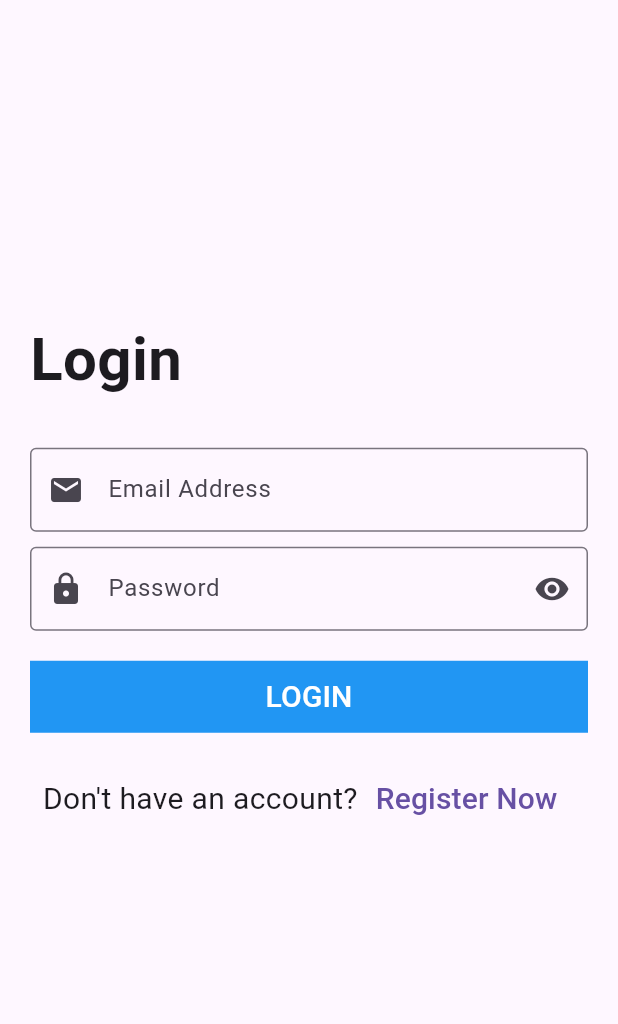
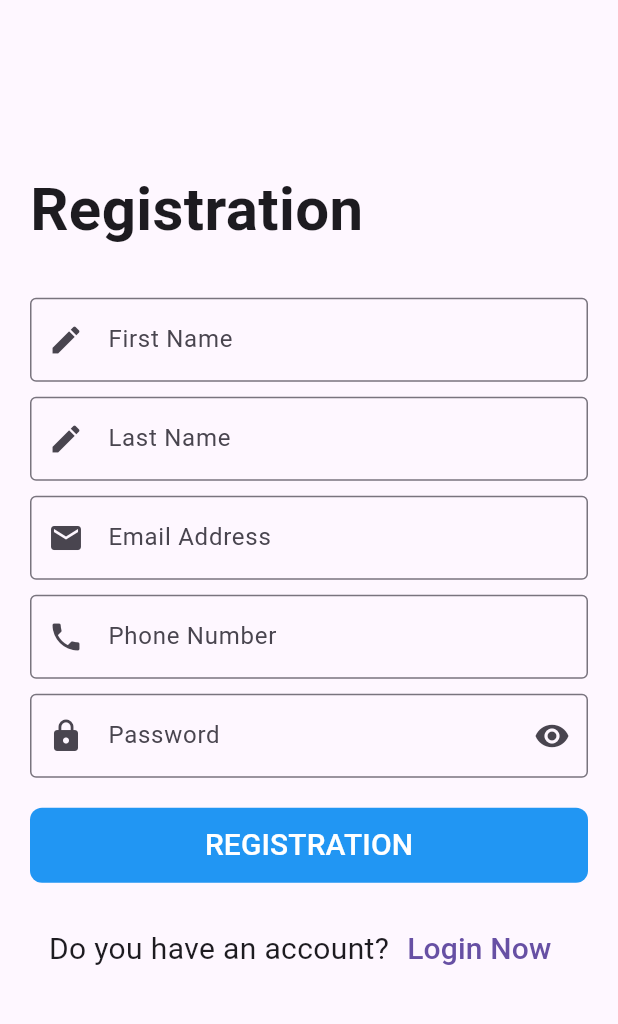
Before and after one commit to i6md/Aoun, a Flutter app: the screen it shows after launch, on a phone screen of 412 x 824 dp, the part 84-1108 px from its top. Run offline on Flutter 3.47's test engine with Material 3 defaults, Android fonts, the phone set to English and light mode, and no system bars.

Commit message:
adding reusable button + routing between log in & registration screens

```diff
--- a/lib/main.dart
+++ b/lib/main.dart
@@ -17,7 +17,7 @@ class MyApp extends StatelessWidget {
 
     return MaterialApp(
       debugShowCheckedModeBanner: false,
-      home: LoginScreen(),
+      home: RegistrationScreen(),
     );
   }
 
--- a/lib/modules/login/login_screen.dart
+++ b/lib/modules/login/login_screen.dart
@@ -1,3 +1,5 @@
+import 'package:aoun_app/modules/registration/Registration_screen.dart';
+import 'package:aoun_app/shared/components/components.dart';
 import 'package:flutter/material.dart';
 
 class LoginScreen extends StatelessWidget {
@@ -8,6 +10,7 @@ class LoginScreen extends StatelessWidget {
   Widget build(BuildContext context) {
     return Scaffold(
       appBar: AppBar(
+        automaticallyImplyLeading: false,
         title: const Text(
           'Aoun',
           style: TextStyle(
@@ -82,22 +85,14 @@ class LoginScreen extends StatelessWidget {
                 const SizedBox(
                   height: 20.0,
                 ),
-                Container(
-                  width: double.infinity,
-                  color: Colors.blue,
-                  child: MaterialButton(
-                    onPressed: (){
-                      print(emailController.text);
-                      print(passwordController.text);
-                    },
-                    child: const Text(
-                      'LOGIN',
-                      style: TextStyle(
-                        fontSize: 20.0,
-                        color: Colors.white,
-                      ),
-                    ),
-                  ),
+                defaultButton(
+                    text: 'login',
+                    function: () {
+                      print(emailController);
+                      print(passwordController);
+                    }, IsUpperCase: true,
+
+
                 ),
                 const SizedBox(
                   height: 20.0,
@@ -112,7 +107,9 @@ class LoginScreen extends StatelessWidget {
                       ),
                     ),
                     TextButton(
-                        onPressed: (){},
+                        onPressed: (){
+                          Navigator.push(context, MaterialPageRoute(builder: (context)=>RegistrationScreen()));
+                        },
                         child: const Text(
                           'Register Now',
                           style: TextStyle(
--- a/lib/modules/registration/Registration_screen.dart
+++ b/lib/modules/registration/Registration_screen.dart
@@ -1,3 +1,5 @@
+import 'package:aoun_app/modules/login/login_screen.dart';
+import 'package:aoun_app/shared/components/components.dart';
 import 'package:flutter/material.dart';
 
 class RegistrationScreen extends StatelessWidget {
@@ -11,6 +13,7 @@ class RegistrationScreen extends StatelessWidget {
   Widget build(BuildContext context) {
     return Scaffold(
       appBar: AppBar(
+        automaticallyImplyLeading: false,
         title: const Text(
           'Aoun',
           style: TextStyle(
@@ -45,7 +48,7 @@ class RegistrationScreen extends StatelessWidget {
                   decoration: const InputDecoration(
                     labelText: 'First Name',
                     prefixIcon: Icon(
-                      Icons.info,
+                      Icons.edit,
                     ),
                     border: OutlineInputBorder(),
                   ),
@@ -65,7 +68,7 @@ class RegistrationScreen extends StatelessWidget {
                   decoration: const InputDecoration(
                     labelText: 'Last Name',
                     prefixIcon: Icon(
-                      Icons.info,
+                      Icons.edit,
                     ),
                     border: OutlineInputBorder(),
                   ),
@@ -145,22 +148,16 @@ class RegistrationScreen extends StatelessWidget {
                 const SizedBox(
                   height: 20.0,
                 ),
-                Container(
-                  width: double.infinity,
-                  color: Colors.blue,
-                  child: MaterialButton(
-                    onPressed: (){
-                      print(emailController.text);
-                      print(passwordController.text);
+                defaultButton(
+                    function: (){
+                      print(FnameController);
+                      print(LnameController);
+                      print(emailController);
+                      print(passwordController);
+                      print(phoneController);
                     },
-                    child: const Text(
-                      'REGISTER',
-                      style: TextStyle(
-                        fontSize: 20.0,
-                        color: Colors.white,
-                      ),
-                    ),
-                  ),
+                    text: 'registration',
+                    IsUpperCase: true
                 ),
                 const SizedBox(
                   height: 20.0,
@@ -175,7 +172,9 @@ class RegistrationScreen extends StatelessWidget {
                       ),
                     ),
                     TextButton(
-                      onPressed: (){},
+                      onPressed: (){
+                        Navigator.push(context, MaterialPageRoute(builder: (context)=>LoginScreen()));
+                      },
                       child: const Text(
                         'Login Now',
                         style: TextStyle(
--- a/lib/shared/components/components.dart
+++ b/lib/shared/components/components.dart
@@ -0,0 +1,27 @@
+import 'package:flutter/material.dart';
+
+Widget defaultButton({
+  double width= double.infinity,
+  Color background=Colors.blue,
+  required VoidCallback function,
+  required String text,
+  required bool IsUpperCase,
+})=> Container(
+  decoration: BoxDecoration(
+    borderRadius: BorderRadius.circular(8),
+    color: background,
+  ),
+  height: 50.0,
+  width: width,
+
+  child: MaterialButton(
+    onPressed: function,
+    child: Text(
+      IsUpperCase? text.toUpperCase(): text,
+      style: const TextStyle(
+        fontSize: 20.0,
+        color: Colors.white,
+      ),
+    ),
+  ),
+);
```
Also changed, not shown: lib/models/user/user_model.dart (added, +14 -0 lines), lib/modules/users/users_screen.dart (+1 -14 lines).
